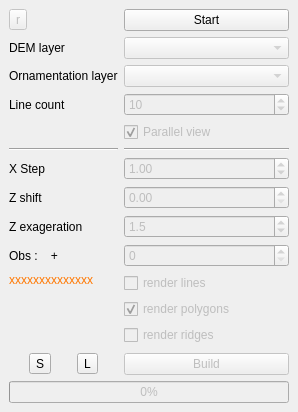
First picture: the form in dem_slicer/dem_slicer_dockwidget_base.ui, repository xcaeag/Dem-Slicer-Qgis-Plugin, before the edit.
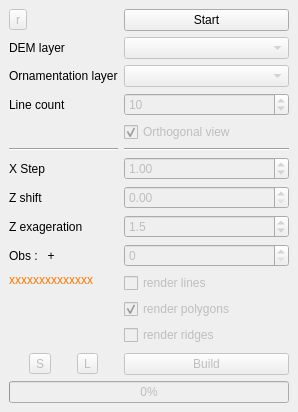
Second picture: the form after the edit.

```diff
--- a/dem_slicer/dem_slicer_dockwidget_base.ui
+++ b/dem_slicer/dem_slicer_dockwidget_base.ui
@@ -231,7 +231,7 @@
          <bool>false</bool>
         </property>
         <property name="text">
-         <string>Parallel view</string>
+         <string>Orthogonal view</string>
         </property>
         <property name="checked">
          <bool>true</bool>
@@ -299,6 +299,9 @@
        <layout class="QHBoxLayout" name="horizontalLayout">
         <item>
          <widget class="QToolButton" name="btnSave">
+          <property name="enabled">
+           <bool>false</bool>
+          </property>
           <property name="toolTip">
            <string>Save parameters</string>
           </property>
@@ -309,6 +312,9 @@
         </item>
         <item>
          <widget class="QToolButton" name="btnLoad">
+          <property name="enabled">
+           <bool>false</bool>
+          </property>
           <property name="toolTip">
            <string>Load parameters</string>
           </property>
@@ -322,7 +328,7 @@
       <item row="13" column="0">
        <widget class="QLabel" name="labelElevation">
         <property name="text">
-         <string>Obs :    +</string>
+         <string>Obs :   +</string>
         </property>
        </widget>
       </item>
```
Left out of the diff: 12 changed lines with no effect on the pictures.
